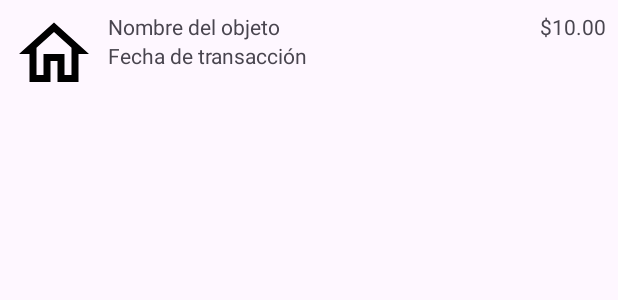
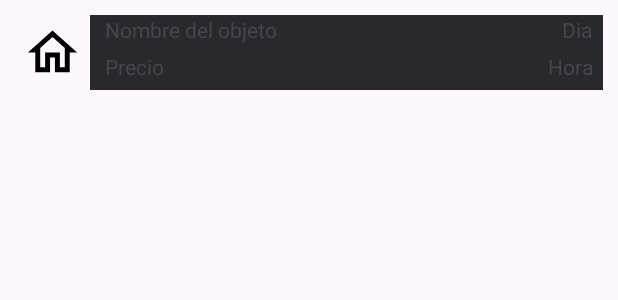
Before and after one commit to OteloxESP/TFG_DAM, an Android app: the layout item_view.xml on its own in the app's theme, with its tools: preview values and no code run, on a phone screen of 412 x 824 dp. Shown: the top 300 px of the screen. Run offline under Robolectric (Android 15) with nearby library versions, the phone set to English and light mode, and no system bars.

Commit message:
Avances Mercado

```diff
--- a/app/src/main/res/drawable/outline_question_mark_24.xml
+++ b/app/src/main/res/drawable/baseline_question_mark_24.xml
@@ -1,4 +1,4 @@
-<vector android:height="24dp" android:tint="#000000"
+<vector android:height="24dp" android:tint="#FFFFFF"
     android:viewportHeight="24" android:viewportWidth="24"
     android:width="24dp" xmlns:android="http://schemas.android.com/apk/res/android">
     <path android:fillColor="@android:color/white" android:pathData="M11.07,12.85c0.77,-1.39 2.25,-2.21 3.11,-3.44c0.91,-1.29 0.4,-3.7 -2.18,-3.7c-1.69,0 -2.52,1.28 -2.87,2.34L6.54,6.96C7.25,4.83 9.18,3 11.99,3c2.35,0 3.96,1.07 4.78,2.41c0.7,1.15 1.11,3.3 0.03,4.9c-1.2,1.77 -2.35,2.31 -2.97,3.45c-0.25,0.46 -0.35,0.76 -0.35,2.24h-2.89C10.58,15.22 10.46,13.95 11.07,12.85zM14,20c0,1.1 -0.9,2 -2,2s-2,-0.9 -2,-2c0,-1.1 0.9,-2 2,-2S14,18.9 14,20z"/>
--- /dev/null
+++ b/app/src/main/res/drawable/rounded.xml
@@ -0,0 +1,5 @@
+<?xml version="1.0" encoding="utf-8"?>
+<shape xmlns:android="http://schemas.android.com/apk/res/android">
+    <solid android:color="@color/gris_claro"/>
+    <corners android:radius="16dp" />
+</shape>
--- a/app/src/main/res/layout/app_bar_nav.xml
+++ b/app/src/main/res/layout/app_bar_nav.xml
@@ -15,7 +15,7 @@
         <androidx.appcompat.widget.Toolbar
             android:id="@+id/toolbar"
             android:layout_width = "match_parent"
-            android:background="?attr/colorPrimary"
+            android:background="@color/barra_superior"
               app:popupTheme="@style/Theme.OteloxTFGDAM.PopupOverlay"
             android:layout_height = "?attr/actionBarSize" />
 
--- a/app/src/main/res/layout/fragment_mercado.xml
+++ b/app/src/main/res/layout/fragment_mercado.xml
@@ -12,6 +12,8 @@
         app:layout_constraintTop_toTopOf="parent"
         app:layout_constraintBottom_toBottomOf="parent"
         app:layout_constraintStart_toStartOf="parent"
+        android:padding="10dp"
+        android:background="@color/negro_perso"
         app:layout_constraintEnd_toEndOf="parent">
 
         <LinearLayout
@@ -19,7 +21,8 @@
             android:layout_width="match_parent"
             android:layout_height="wrap_content"
             android:orientation="vertical"
-            android:padding="16dp"/>
+            android:background="@drawable/rounded"
+            />
 
     </ScrollView>
 </androidx.constraintlayout.widget.ConstraintLayout>
--- a/app/src/main/res/layout/item_view.xml
+++ b/app/src/main/res/layout/item_view.xml
@@ -9,44 +9,75 @@
         android:layout_width="match_parent"
         android:layout_height="wrap_content"
         android:orientation="horizontal"
-        android:padding="8dp"
+        android:padding="10dp"
+
         tools:ignore="MissingConstraints">
 
         <ImageView
             android:id="@+id/item_icon"
-            android:layout_width="56dp"
-            android:layout_height="56dp"
+            android:layout_width="50dp"
+            android:layout_height="50dp"
+            android:padding="5dp"
             android:src="@drawable/outline_home_24"/>
 
         <LinearLayout
             android:id="@+id/list_item2"
             android:layout_width="0dp"
-            android:layout_height="wrap_content"
+            android:layout_height="match_parent"
             android:layout_weight="1"
             android:orientation="vertical"
-            android:layout_marginStart="8dp"
-            android:layout_marginEnd="8dp">
+            android:background="@color/gris_claro"
+            >
 
             <TextView
                 android:id="@+id/item_name"
                 android:layout_width="match_parent"
-                android:layout_height="wrap_content"
-                android:text="Nombre del objeto"/>
+                android:layout_height="0dp"
+                android:layout_weight="0.5"
+                android:ellipsize="end"
+                android:maxLines="1"
+                android:paddingLeft="10dp"
+                android:text="Nombre del objeto" />
 
             <TextView
                 android:id="@+id/item_amount"
                 android:layout_width="match_parent"
-                android:layout_height="wrap_content"
-                android:text="Fecha de transacción"/>
+                android:layout_height="0dp"
+                android:layout_weight="0.5"
+                android:paddingLeft="10dp"
+                android:text="Precio" />
 
         </LinearLayout>
 
-        <TextView
-            android:id="@+id/item_date"
-            android:layout_width="wrap_content"
-            android:layout_height="wrap_content"
-            android:text="$10.00" />
 
+        <LinearLayout
+            android:id="@+id/list_item3"
+            android:layout_width="0dp"
+            android:layout_height="match_parent"
+            android:layout_weight="0.3"
+            android:orientation="vertical"
+            android:background="@color/gris_claro"
+            >
+
+            <TextView
+                android:id="@+id/item_date"
+                android:layout_width="match_parent"
+                android:layout_height="0dp"
+                android:layout_weight="0.5"
+                android:paddingRight="7dp"
+                android:textAlignment="textEnd"
+                android:text="Dia" />
+
+            <TextView
+                android:id="@+id/item_date2"
+                android:layout_width="match_parent"
+                android:layout_height="0dp"
+                android:layout_weight="0.5"
+                android:paddingRight="7dp"
+                android:textAlignment="textEnd"
+                android:text="Hora" />
+
+        </LinearLayout>
     </LinearLayout>
 
 </androidx.constraintlayout.widget.ConstraintLayout>
--- a/app/src/main/res/values/colors.xml
+++ b/app/src/main/res/values/colors.xml
@@ -2,4 +2,9 @@
 <resources>
     <color name="black">#FF000000</color>
     <color name="white">#FFFFFFFF</color>
+    <color name="barra_superior">#32323A</color>
+    <color name="negro_perso">#050507</color>
+    <color name="gris_claro">#29282E</color>
+    <color name="red">#912D24</color>
+    <color name="yellow">#E4A454</color>
 </resources>
```
Also changed, not shown: app/src/main/java/com/example/oteloxtfgdam/activity/ui/mercado/MercadoFragment.java (+45 -25 lines), app/src/main/res/drawable/image_border_red.xml (added, +7 -0 lines), app/src/main/res/drawable/image_border_yellow.xml (added, +7 -0 lines).
